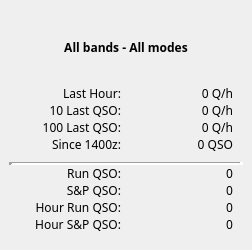
Above: not1mm/data/ratewindow.ui from mbridak/not1mm before the change. Below: the same form after it.
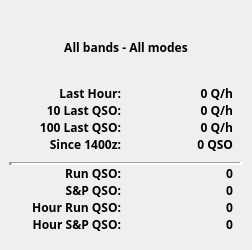
That is the form after the change.

Commit message: @mbridak Add font weight property to UI files for consistency

Diff of the .ui file:
```diff
--- a/not1mm/data/ratewindow.ui
+++ b/not1mm/data/ratewindow.ui
@@ -29,6 +29,7 @@
    <property name="font">
     <font>
      <family>JetBrains Mono</family>
+     <weight>100</weight>
     </font>
    </property>
    <property name="sizePolicy">
```
Left out of the diff: 1 changed line with no effect on the pictures. The commit also changes 14 other files.
